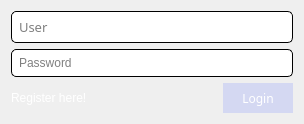
The window that AquariumManager/userswindow.ui (fvolkanoski/Aquarium-Manager) describes before a commit, drawn with Qt 5.
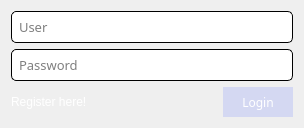
The same window after the commit.

```diff
--- a/AquariumManager/userswindow.ui
+++ b/AquariumManager/userswindow.ui
@@ -45,6 +45,12 @@
     </item>
     <item row="1" column="0" colspan="3">
      <widget class="QLineEdit" name="passwordInputEdit">
+      <property name="font">
+       <font>
+        <family>Calibri Light</family>
+        <pointsize>10</pointsize>
+       </font>
+      </property>
       <property name="styleSheet">
        <string notr="true">#passwordInputEdit
 {
```
